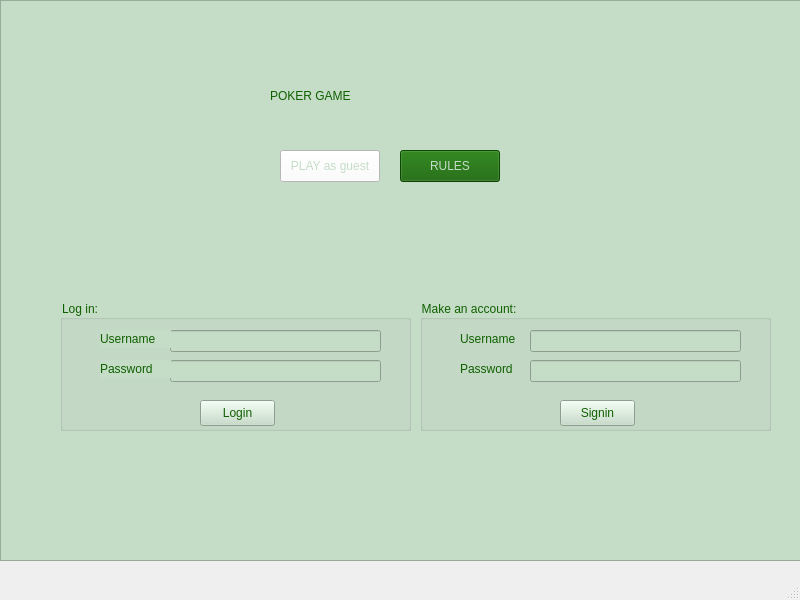
First picture: the form in Poker/Visuals/MainWindow/mainwindow.ui, repository Cenzito/Poker, before the edit.
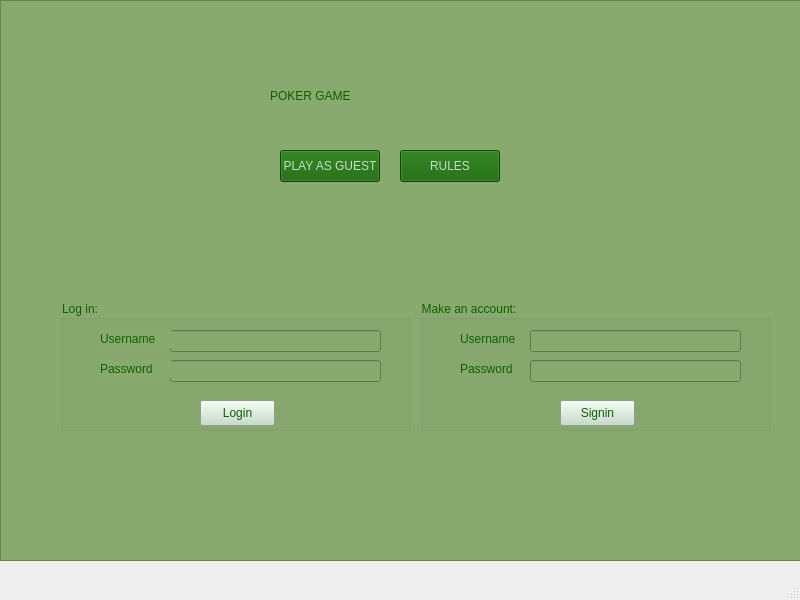
Second picture: the form after the edit. Icons and pictures are not drawn.

Commit message:
show bet button
- functions void switch_bet_button_on(PokerPlayer* player);
    void switch_bet_button_off(PokerPlayer* player) to hide or show the bet button depending on whether it's the player's turn or not.
- wrote rules of poker

```diff
--- a/Poker/Visuals/MainWindow/mainwindow.ui
+++ b/Poker/Visuals/MainWindow/mainwindow.ui
@@ -24,7 +24,7 @@
      </rect>
     </property>
     <property name="styleSheet">
-     <string notr="true">background-color: rgb(197, 220, 199);
+     <string notr="true">background-color: rgb(136, 170, 111);
 </string>
     </property>
     <property name="readOnly">
@@ -54,12 +54,12 @@
      <cursorShape>OpenHandCursor</cursorShape>
     </property>
     <property name="styleSheet">
-     <string notr="true">background-color: rgb(255, 255, 255);
-color: rgb(197, 220, 199);
-font: 13pt &quot;Bodoni 72&quot;;</string>
+     <string notr="true">background-color: rgb(15, 96, 0);
+font: 13pt &quot;Bodoni 72&quot;;
+color: rgb(197, 220, 199);</string>
     </property>
     <property name="text">
-     <string>PLAY as guest</string>
+     <string>PLAY AS GUEST</string>
     </property>
    </widget>
    <widget class="QLabel" name="label">
@@ -124,7 +124,8 @@
     </property>
     <property name="styleSheet">
      <string notr="true">color: rgb(15, 96, 0);
-background-color: rgb(197, 220, 199);</string>
+background-color: rgb(136, 170, 111);
+</string>
     </property>
     <property name="text">
      <string>Username</string>
@@ -141,7 +142,8 @@
     </property>
     <property name="styleSheet">
      <string notr="true">color: rgb(15, 96, 0);
-background-color: rgb(197, 220, 199);</string>
+background-color: rgb(136, 170, 111);
+</string>
     </property>
     <property name="text">
      <string>Password</string>
@@ -157,7 +159,7 @@
      </rect>
     </property>
     <property name="styleSheet">
-     <string notr="true">background-color: rgb(197, 220, 199);
+     <string notr="true">background-color: rgb(136, 170, 111);
 color: rgb(15, 96, 0);
 font: 13pt &quot;Bodoni 72&quot;;</string>
     </property>
@@ -193,6 +195,9 @@
        <height>26</height>
       </rect>
      </property>
+     <property name="styleSheet">
+      <string notr="true">background-color: rgb(197, 220, 199);</string>
+     </property>
      <property name="text">
       <string>Login</string>
      </property>
@@ -240,7 +245,7 @@
      </rect>
     </property>
     <property name="styleSheet">
-     <string notr="true">background-color: rgb(197, 220, 199);
+     <string notr="true">background-color: rgb(136, 170, 111);
 color: rgb(15, 96, 0);
 font: 13pt &quot;Bodoni 72&quot;;</string>
     </property>
@@ -276,6 +281,9 @@
        <height>26</height>
       </rect>
      </property>
+     <property name="styleSheet">
+      <string notr="true">background-color: rgb(197, 220, 199);</string>
+     </property>
      <property name="text">
       <string>Signin</string>
      </property>
```
The commit also changes 6 other files.
